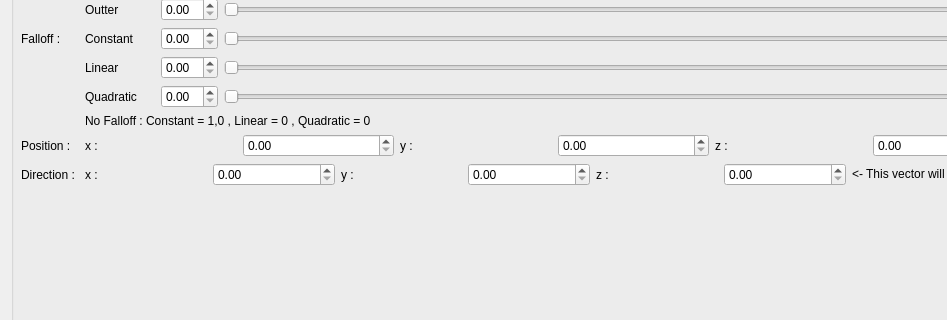
Old version of the form Applications/MainApplication_BE/Gui/ui/LightCreator.ui in the repository SylvainDeker/Radium-Engine; both pictures show x 0 to 947 and y 184 to 504 of the 1084 by 634 pixel window.
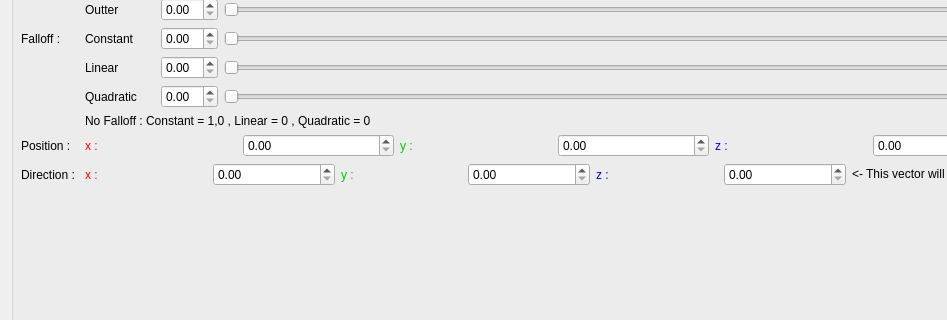
New version of the form. Icons and pictures are not drawn.

Commit message: LightCreator.ui : Color x y z label match with arrow s vector base

Patch:
```diff
--- a/Applications/MainApplication_BE/Gui/ui/LightCreator.ui
+++ b/Applications/MainApplication_BE/Gui/ui/LightCreator.ui
@@ -313,6 +313,43 @@
         <layout class="QHBoxLayout" name="m_pos_layout">
          <item>
           <widget class="QLabel" name="m_pos_x_lab">
+           <property name="palette">
+            <palette>
+             <active>
+              <colorrole role="WindowText">
+               <brush brushstyle="SolidPattern">
+                <color alpha="255">
+                 <red>255</red>
+                 <green>0</green>
+                 <blue>0</blue>
+                </color>
+               </brush>
+              </colorrole>
+             </active>
+             <inactive>
+              <colorrole role="WindowText">
+               <brush brushstyle="SolidPattern">
+                <color alpha="255">
+                 <red>255</red>
+                 <green>0</green>
+                 <blue>0</blue>
+                </color>
+               </brush>
+              </colorrole>
+             </inactive>
+             <disabled>
+              <colorrole role="WindowText">
+               <brush brushstyle="SolidPattern">
+                <color alpha="255">
+                 <red>165</red>
+                 <green>167</green>
+                 <blue>169</blue>
+                </color>
+               </brush>
+              </colorrole>
+             </disabled>
+            </palette>
+           </property>
            <property name="text">
             <string>x :</string>
            </property>
@@ -323,6 +360,43 @@
          </item>
          <item>
           <widget class="QLabel" name="m_pos_y_lab">
+           <property name="palette">
+            <palette>
+             <active>
+              <colorrole role="WindowText">
+               <brush brushstyle="SolidPattern">
+                <color alpha="255">
+                 <red>0</red>
+                 <green>200</green>
+                 <blue>0</blue>
+                </color>
+               </brush>
+              </colorrole>
+             </active>
+             <inactive>
+              <colorrole role="WindowText">
+               <brush brushstyle="SolidPattern">
+                <color alpha="255">
+                 <red>0</red>
+                 <green>200</green>
+                 <blue>0</blue>
+                </color>
+               </brush>
+              </colorrole>
+             </inactive>
+             <disabled>
+              <colorrole role="WindowText">
+               <brush brushstyle="SolidPattern">
+                <color alpha="255">
+                 <red>165</red>
+                 <green>167</green>
+                 <blue>169</blue>
+                </color>
+               </brush>
+              </colorrole>
+             </disabled>
+            </palette>
+           </property>
            <property name="text">
             <string>y :</string>
            </property>
@@ -333,6 +407,43 @@
          </item>
          <item>
           <widget class="QLabel" name="m_pos_z_lab">
+           <property name="palette">
+            <palette>
+             <active>
+              <colorrole role="WindowText">
+               <brush brushstyle="SolidPattern">
+                <color alpha="255">
+                 <red>0</red>
+                 <green>0</green>
+                 <blue>255</blue>
+                </color>
+               </brush>
+              </colorrole>
+             </active>
+             <inactive>
+              <colorrole role="WindowText">
+               <brush brushstyle="SolidPattern">
+                <color alpha="255">
+                 <red>0</red>
+                 <green>0</green>
+                 <blue>255</blue>
+                </color>
+               </brush>
+              </colorrole>
+             </inactive>
+             <disabled>
+              <colorrole role="WindowText">
+               <brush brushstyle="SolidPattern">
+                <color alpha="255">
+                 <red>165</red>
+                 <green>167</green>
+                 <blue>169</blue>
+                </color>
+               </brush>
+              </colorrole>
+             </disabled>
+            </palette>
+           </property>
            <property name="text">
             <string>z :</string>
            </property>
@@ -354,6 +465,43 @@
         <layout class="QHBoxLayout" name="m_dir_layout">
          <item>
           <widget class="QLabel" name="m_dir_x_lab">
+           <property name="palette">
+            <palette>
+             <active>
+              <colorrole role="WindowText">
+               <brush brushstyle="SolidPattern">
+                <color alpha="255">
+                 <red>255</red>
+                 <green>0</green>
+                 <blue>0</blue>
+                </color>
+               </brush>
+              </colorrole>
+             </active>
+             <inactive>
+              <colorrole role="WindowText">
+               <brush brushstyle="SolidPattern">
+                <color alpha="255">
+                 <red>255</red>
+                 <green>0</green>
+                 <blue>0</blue>
+                </color>
+               </brush>
+              </colorrole>
+             </inactive>
+             <disabled>
+              <colorrole role="WindowText">
+               <brush brushstyle="SolidPattern">
+                <color alpha="255">
+                 <red>165</red>
+                 <green>167</green>
+                 <blue>169</blue>
+                </color>
+               </brush>
+              </colorrole>
+             </disabled>
+            </palette>
+           </property>
            <property name="text">
             <string>x :</string>
            </property>
@@ -364,6 +512,43 @@
          </item>
          <item>
           <widget class="QLabel" name="m_dir_y_lab">
+           <property name="palette">
+            <palette>
+             <active>
+              <colorrole role="WindowText">
+               <brush brushstyle="SolidPattern">
+                <color alpha="255">
+                 <red>0</red>
+                 <green>200</green>
+                 <blue>0</blue>
+                </color>
+               </brush>
+              </colorrole>
+             </active>
+             <inactive>
+              <colorrole role="WindowText">
+               <brush brushstyle="SolidPattern">
+                <color alpha="255">
+                 <red>0</red>
+                 <green>200</green>
+                 <blue>0</blue>
+                </color>
+               </brush>
+              </colorrole>
+             </inactive>
+             <disabled>
+              <colorrole role="WindowText">
+               <brush brushstyle="SolidPattern">
+                <color alpha="255">
+                 <red>165</red>
+                 <green>167</green>
+                 <blue>169</blue>
+                </color>
+               </brush>
+              </colorrole>
+             </disabled>
+            </palette>
+           </property>
            <property name="text">
             <string>y :</string>
            </property>
@@ -374,6 +559,43 @@
          </item>
          <item>
           <widget class="QLabel" name="m_dir_z_lab">
+           <property name="palette">
+            <palette>
+             <active>
+              <colorrole role="WindowText">
+               <brush brushstyle="SolidPattern">
+                <color alpha="255">
+                 <red>0</red>
+                 <green>0</green>
+                 <blue>255</blue>
+                </color>
+               </brush>
+              </colorrole>
+             </active>
+             <inactive>
+              <colorrole role="WindowText">
+               <brush brushstyle="SolidPattern">
+                <color alpha="255">
+                 <red>0</red>
+                 <green>0</green>
+                 <blue>255</blue>
+                </color>
+               </brush>
+              </colorrole>
+             </inactive>
+             <disabled>
+              <colorrole role="WindowText">
+               <brush brushstyle="SolidPattern">
+                <color alpha="255">
+                 <red>165</red>
+                 <green>167</green>
+                 <blue>169</blue>
+                </color>
+               </brush>
+              </colorrole>
+             </disabled>
+            </palette>
+           </property>
            <property name="text">
             <string>z :</string>
            </property>
```
